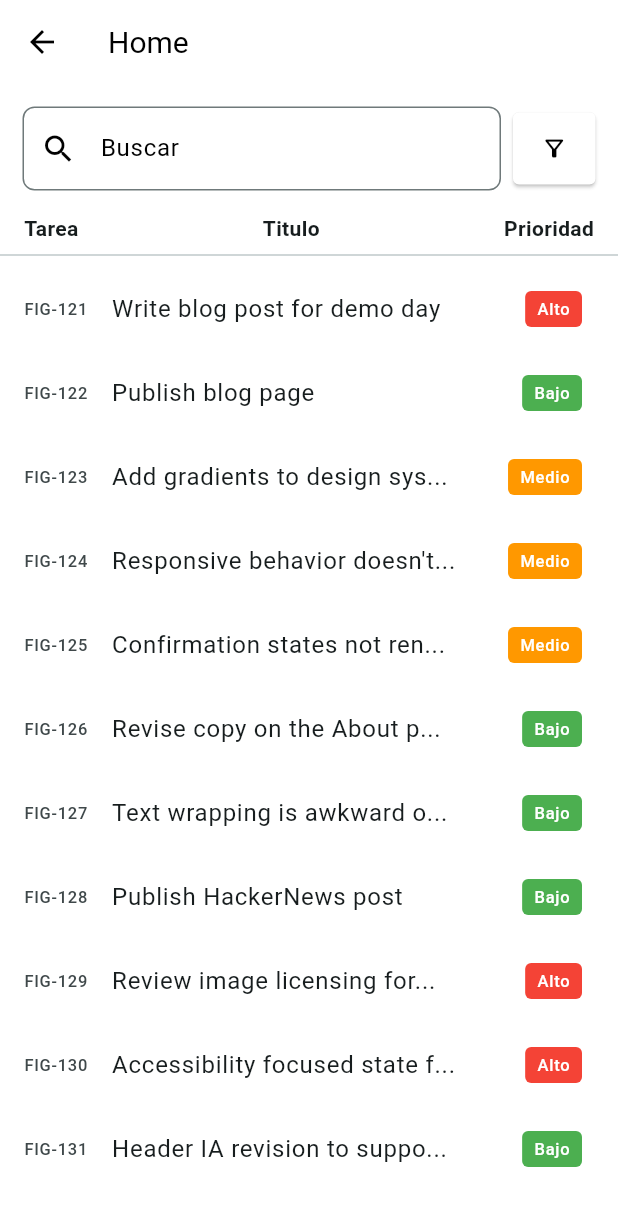
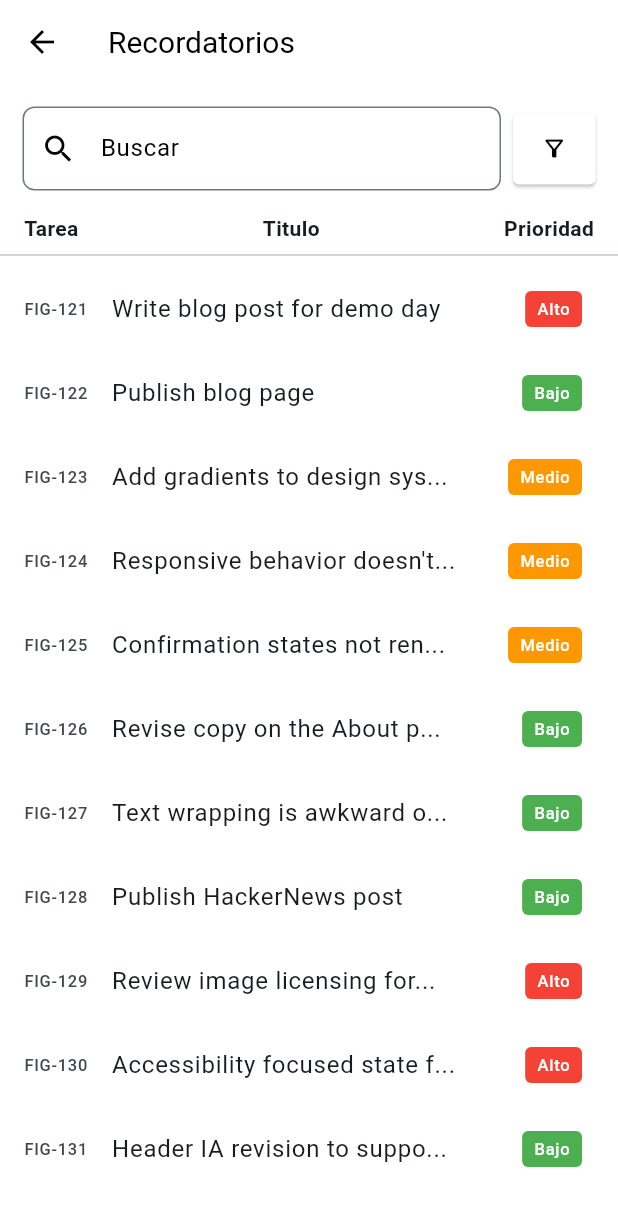
Before and after one commit to ManuelPeregrino/Finner, a Flutter app: the screen it shows after launch, after a tap on "Google", on a phone screen of 412 x 824 dp. Shown: the top 1206 px of the screen. Run offline on Flutter 3.47's test engine with Material 3 defaults, Android fonts, the phone set to English and light mode, and no system bars.

Commit message:
correction title

```diff
--- a/lib/views/login_page.dart
+++ b/lib/views/login_page.dart
@@ -66,7 +66,8 @@ class LoginPage extends StatelessWidget {
                 Navigator.push(
                   context,
                   MaterialPageRoute(
-                      builder: (context) => const MyHomePage(title: 'Home')),
+                      builder: (context) =>
+                          const MyHomePage(title: 'Recordatorios')),
                 );
               },
               style: ElevatedButton.styleFrom(
```
